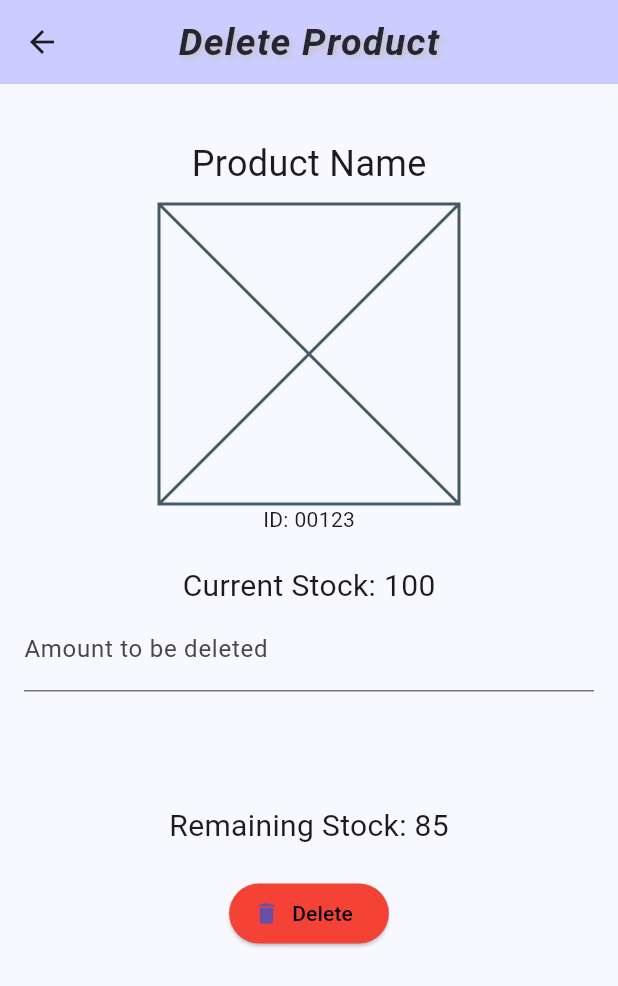
After one commit to ahmettunakuran/CS310-Project, a Flutter app: the DeleteProductScreen screen opened by its route, on a phone screen of 412 x 824 dp. The commit adds this screen. Shown: the top 986 px of the screen. Run offline on Flutter 3.47's test engine with Material 3 defaults, Android fonts, the phone set to English and light mode, and no system bars.

Commit message:
atk_güncel
Delete Screen,
Order History Screen has been added.
main.dart, inventory.dart has been edited

```diff
--- a/StockStable_project/lib/main.dart
+++ b/StockStable_project/lib/main.dart
@@ -5,6 +5,8 @@ import 'screens/stock_information_screen.dart';
 import 'screens/barcode_scanner_screen.dart';
 import 'screens/add_item_screen.dart';
 import 'screens/inventory_screen.dart';
+import 'screens/delete_product_screen.dart';
+import 'screens/order_history_screen.dart';
 
 void main() {
   runApp(const StockStableApp());
@@ -30,6 +32,8 @@ class StockStableApp extends StatelessWidget {
         // TODO: OZAN: ProductDetailsScreen.dart oluşturup designladıktna sonra sağdaki navigasyonu buraya yapıştırılıcak -> '/prodcutDetails': (context) => const ProdcutDetailsScreen(),
         // TODO: TUNA: OrderHistoryScreen.dart oluşturup designladıktna sonra sağdaki navigasyonu buraya yapıştırılıcak -> '/orderHistory': (context) => const OrderHistoryScreen(),
         // TODO: TUNA: DeleteProductScreen.dart oluşturup designladıktna sonra sağdaki navigasyonu buraya yapıştırılıcak -> '/deleteProduct': (context) => const DeleteProductScreen(),
+        '/deleteItem' : (context )=>  DeleteProductScreen(),
+        '/orderHistory': (context) =>  OrderHistoryScreen(),
       },
     );
   }
--- /dev/null
+++ b/StockStable_project/lib/screens/delete_product_screen.dart
@@ -0,0 +1,54 @@
+import 'package:flutter/material.dart';
+
+class DeleteProductScreen extends StatelessWidget {
+  final TextEditingController deleteAmountController = TextEditingController();
+
+  @override
+  Widget build(BuildContext context) {
+    return Scaffold(
+      appBar: AppBar(title: Text('Delete Product'), titleTextStyle: TextStyle(color: Color(
+          0xFF252533),fontStyle: FontStyle.italic,fontSize: 25.0,fontWeight:  FontWeight.bold, letterSpacing: 0.8,shadows: [Shadow(offset: Offset(2, 2),blurRadius: 4.0,color: Color(0xFFc6c6c6))]),backgroundColor: Color(
+          0xffcbccff)
+      ,centerTitle: true,),
+      backgroundColor: Color(0xfff8f8ff),
+      body: Padding(
+        padding: EdgeInsets.all(16),
+        child: Column(
+          children: [
+            SizedBox(height: 20,),
+            Text('Product Name', style: TextStyle(fontSize: 24)),
+            SizedBox(height: 10),
+            Container(
+
+              width: 200,
+              height: 200,
+              child: Placeholder(),
+            )
+            , // Replace with actual image
+            Text('ID: 00123'),
+            SizedBox(height: 20),
+            Text('Current Stock: 100',style: TextStyle(fontSize: 20),),
+            TextField(
+              controller: deleteAmountController,
+              decoration: InputDecoration(labelText: 'Amount to be deleted'),
+              keyboardType: TextInputType.number,
+            ),
+            SizedBox(height: 75,),
+            Text('Remaining Stock: 85',style: TextStyle(fontSize: 20),),
+            SizedBox(height: 20),
+            ElevatedButton.icon(
+              style: ElevatedButton.styleFrom(backgroundColor: Colors.red),
+              onPressed: () {
+                // Add validation and show AlertDialog if needed
+              },
+
+
+              label: Text('Delete', style: TextStyle(color: Colors.black)),
+              icon: Icon(Icons.delete),
+            )
+          ],
+        ),
+      ),
+    );
+  }
+}
```
Also changed, not shown: StockStable_project/lib/screens/inventory_screen.dart (+1 -6 lines), StockStable_project/lib/screens/order_history_screen.dart (added, +68 -0 lines).
